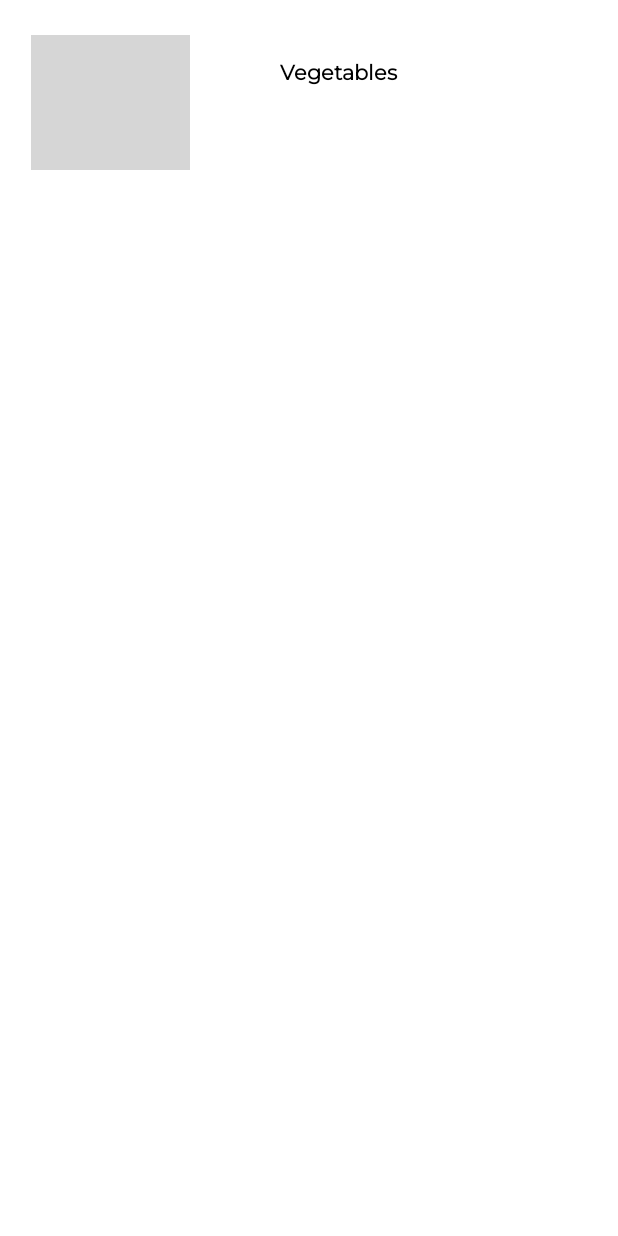
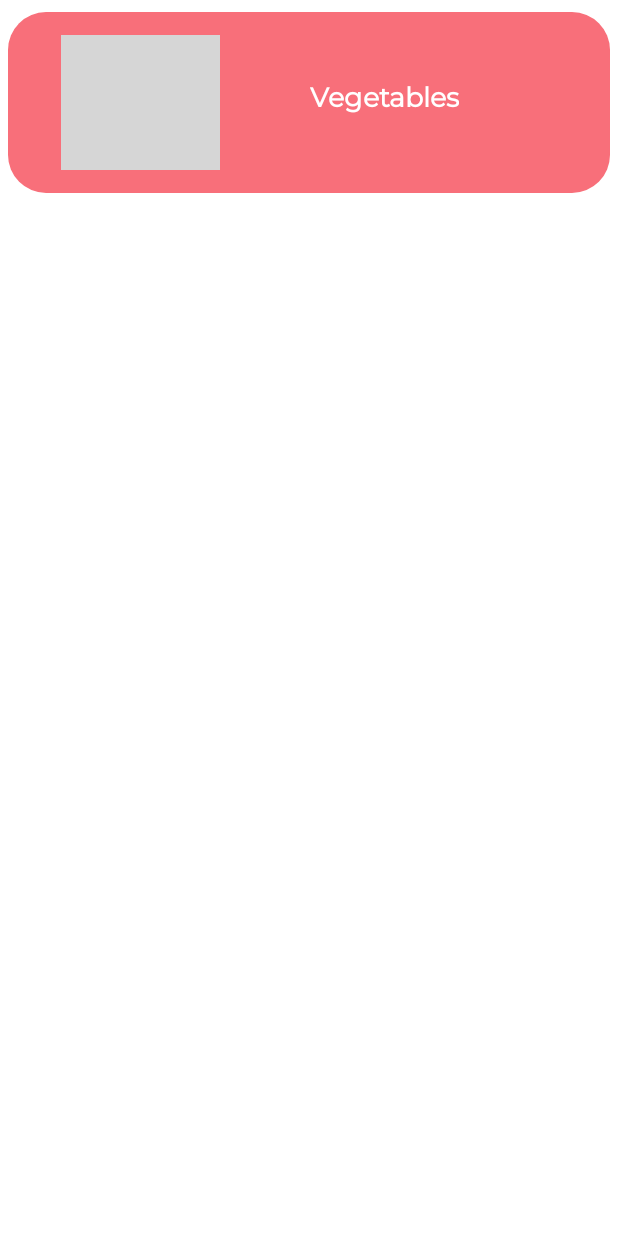
Before and after one commit to sheenanaboye/AppProject, an Android app: the layout list_item.xml on its own in the app's theme, with its tools: preview values and no code run, on a phone screen of 412 x 824 dp. Run offline under Robolectric (Android 15) with nearby library versions, the phone set to English and light mode, and no system bars; grey boxes are pictures that could not be loaded.

```diff
--- a/app/src/main/res/drawable/fill.xml
+++ b/app/src/main/res/drawable/fill.xml
@@ -1,6 +1,6 @@
 <?xml version="1.0" encoding="utf-8"?>
 <shape xmlns:android="http://schemas.android.com/apk/res/android">
-    <corners android:radius="5dp"/>
+    <corners android:radius="25dp"/>
     <padding android:bottom="10dp" android:left="10dp" android:right="10dp" android:top="10dp"/>
-    <solid android:color="@color/white"/>
+    <solid android:color="@color/peach"/>
 </shape>
--- a/app/src/main/res/layout/list_item.xml
+++ b/app/src/main/res/layout/list_item.xml
@@ -7,13 +7,12 @@
     android:layout_height="wrap_content"
     android:layout_marginTop="8dp"
     android:layout_marginLeft="5dp"
-    android:layout_marginRight="5dp"
-    android:background="@color/bright_yellow">
+    android:layout_marginRight="5dp">
 
     <RelativeLayout
         android:layout_width="match_parent"
         android:layout_height="wrap_content"
-        android:background="@color/white"
+        android:background="@drawable/fill"
         android:padding="15dp">
 
         <ImageView
@@ -21,18 +20,19 @@
             android:layout_width="106dp"
             android:layout_height="90dp"
             android:layout_marginRight="60dp"
+            android:layout_marginLeft="20dp"
             app:srcCompat="@drawable/veggies" />
 
         <TextView
             android:id="@+id/Category"
             android:layout_width="wrap_content"
             android:layout_height="wrap_content"
-            android:layout_marginTop="16dp"
+            android:layout_marginTop="30dp"
             android:layout_toRightOf="@+id/imageView"
             android:fontFamily="@font/montserrat"
             android:text="Vegetables"
-            android:textColor="@color/black"
-            android:textSize="14sp"
+            android:textColor="@color/white"
+            android:textSize="18sp"
             android:textStyle="bold" />
 
     </RelativeLayout>
--- a/app/src/main/res/values/colors.xml
+++ b/app/src/main/res/values/colors.xml
@@ -5,6 +5,7 @@
 <!--    <color name="purple_700">#FF3700B3</color>-->
 <!--    <color name="teal_200">#FF03DAC5</color>-->
 <!--    <color name="teal_700">#FF018786</color>-->
+    <color name="peach">#F86F7A</color>
     <color name="black">#FF000000</color>
     <color name="white">#FFFFFFFF</color>
     <color name="earth">#647973</color>
```
